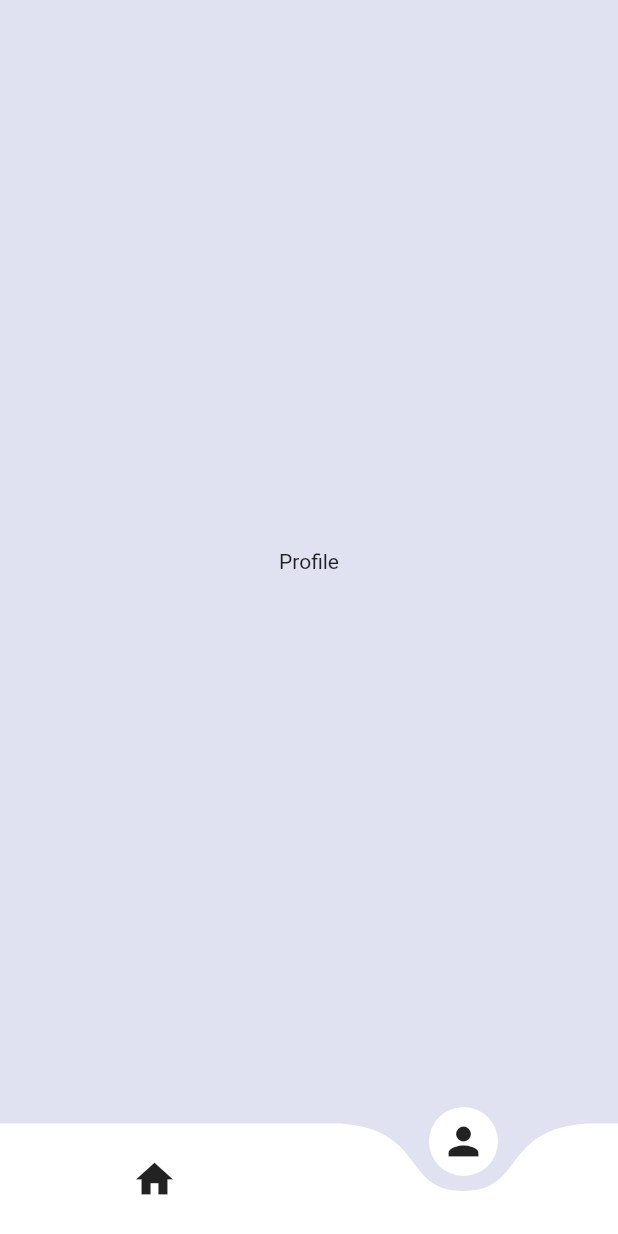
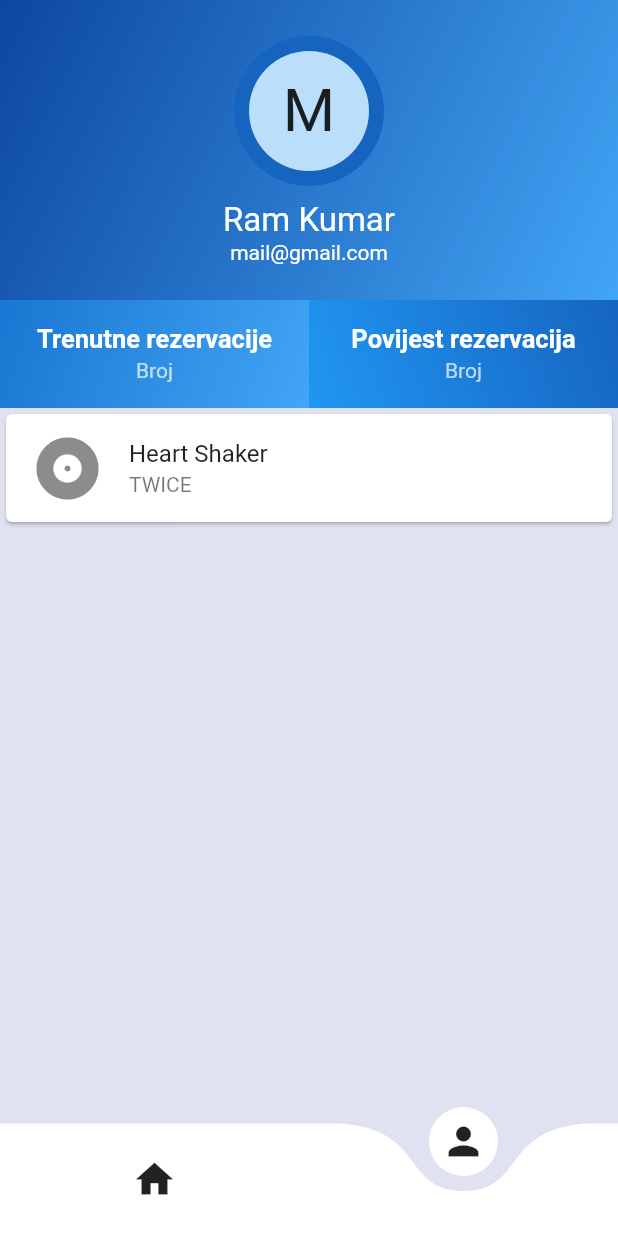
Before and after one commit to Majaa2/sum_parking, a Flutter app: the MainPage screen opened directly, on a phone screen of 412 x 824 dp. Run offline on Flutter 3.47's test engine with Material 2 defaults, Android fonts, the phone set to English and light mode, and no system bars; drawn by our look-alikes of curved_navigation_bar; our stand-ins replace shared_preferences; accounts and stored records are empty.

Commit message:
Profile design

```diff
--- a/lib/main.dart
+++ b/lib/main.dart
@@ -3,6 +3,7 @@ import 'dart:convert';
 import 'package:flutter/material.dart';
 import 'package:flutter/services.dart';
 import 'package:http/http.dart' as http;
+import 'package:sum_parking/pages/registration.dart';
 import 'pages/login_page.dart';
 import 'package:shared_preferences/shared_preferences.dart';
 import './pages/main_page.dart';
@@ -21,6 +22,9 @@ class MyApp extends StatelessWidget {
         //accentColor: Colors.cyan,
         scaffoldBackgroundColor: Color(0xFFE0E2F1),
       ),
+      routes: {
+        Registration.routeName : (ctx)=> Registration()
+      },
     );
   }
 }
--- a/lib/pages/profile.dart
+++ b/lib/pages/profile.dart
@@ -2,15 +2,161 @@ import 'package:flutter/material.dart';
 import '../widgets/cover_image.dart';
 import '../widgets/profile_photo.dart';
 
-class Profile extends StatelessWidget {
+class Profile extends StatefulWidget {
+  @override
+  _ProfileState createState() => _ProfileState();
+}
+
+class _ProfileState extends State<Profile> {
+  var items = "reservationsNow";
+
   @override
   Widget build(BuildContext context) {
-    Size size = MediaQuery.of(context).size;
-    final screenHeight = size.height;
-    final screenWidth = size.width;
-    return Center(
-      //backgroundColor: Colors.blue,
-      child: Text('Profile'),
+    return Scaffold(
+      body: ListView(
+        children: <Widget>[
+          Container(
+            height: 200,
+            decoration: BoxDecoration(
+                gradient: LinearGradient(
+                    begin: Alignment.topLeft,
+                    end: Alignment.bottomRight,
+                    colors: [Colors.blue[900], Colors.blue[400]])),
+            child: Column(
+              mainAxisAlignment: MainAxisAlignment.center,
+              crossAxisAlignment: CrossAxisAlignment.center,
+              children: <Widget>[
+                Row(
+                  mainAxisAlignment: MainAxisAlignment.spaceAround,
+                  children: <Widget>[
+                    CircleAvatar(
+                      minRadius: 50,
+                      backgroundColor: Colors.blue[800],
+                      child: CircleAvatar(
+                        child: Text("M", style: TextStyle(fontSize: 40.0)),
+                        minRadius: 40,
+                      ),
+                    ),
+                  ],
+                ),
+                SizedBox(
+                  height: 10,
+                ),
+                Text(
+                  "Ram Kumar",
+                  style: TextStyle(fontSize: 22.0, color: Colors.white),
+                ),
+                Text(
+                  "mail@gmail.com",
+                  style: TextStyle(fontSize: 14.0, color: Colors.white),
+                ),
+              ],
+            ),
+
+          ),
+          Container(
+            // height: 50,
+            child: Row(
+              children: <Widget>[
+                Expanded(
+                  child: Container(
+                    decoration: BoxDecoration(
+                        gradient: LinearGradient(
+                            begin: Alignment.topLeft,
+                            end: Alignment.bottomRight,
+                            colors: [
+                          Colors.blue[700],
+                          Colors.blue[400],
+                        ])),
+                    child: ListTile(
+                      onTap: (){
+                        items = 'reservationsNow';
+                      },
+                      title: Text(
+                        "Trenutne rezervacije",
+                        textAlign: TextAlign.center,
+                        style: TextStyle(
+                            color: Colors.white,
+                            fontWeight: FontWeight.bold,
+                            fontSize: 17.0),
+                      ),
+                      subtitle: Text(
+                        "Broj",
+                        textAlign: TextAlign.center,
+                        style: TextStyle(color: Colors.white70),
+                      ),
+                    ),
+                  ),
+                ),
+                Expanded(
+                  child: Container(
+                    decoration: BoxDecoration(
+                        gradient: LinearGradient(
+                            begin: Alignment.bottomLeft,
+                            end: Alignment.topRight,
+                            colors: [Colors.blue[500], Colors.blue[800]])),
+                    child: ListTile(
+                      onTap: (){
+                        items = 'reservationsOld';
+                      },
+                      title: Text(
+                        "Povijest rezervacija",
+                        textAlign: TextAlign.center,
+                        style: TextStyle(
+                            color: Colors.white,
+                            fontWeight: FontWeight.bold,
+                            fontSize: 17.0),
+                      ),
+                      subtitle: Text(
+                        "Broj",
+                        textAlign: TextAlign.center,
+                        style: TextStyle(color: Colors.white70),
+                      ),
+                    ),
+                  ),
+                ),
+              ],
+            ),
+          ),
+          Container(
+            child: items == "reservationsNow"? Reservation(): ReservationOld(),
+          )
+        ],
+      ),
+    );
+  }
+
+  Container Reservation() {
+    return Container(
+      child: Card(
+        child: Column(
+          mainAxisSize: MainAxisSize.min,
+          children: <Widget>[
+            const ListTile(
+              leading: Icon(Icons.album, size: 50),
+              title: Text('Heart Shaker'),
+              subtitle: Text('TWICE'),
+            ),
+          ],
+        ),
+      ),
+    );
+  }
+
+  Container ReservationOld() {
+    return Container(
+      child: Card(
+        child: Column(
+          mainAxisSize: MainAxisSize.min,
+          children: <Widget>[
+            const ListTile(
+              leading: Icon(Icons.album, size: 50),
+              title: Text('Majaa'),
+              subtitle: Text('Mala'),
+            ),
+          ],
+        ),
+      ),
     );
   }
 }
```
Also changed, not shown: lib/pages/login_page.dart (+16 -0 lines), lib/pages/registration.dart (added, +182 -0 lines).
